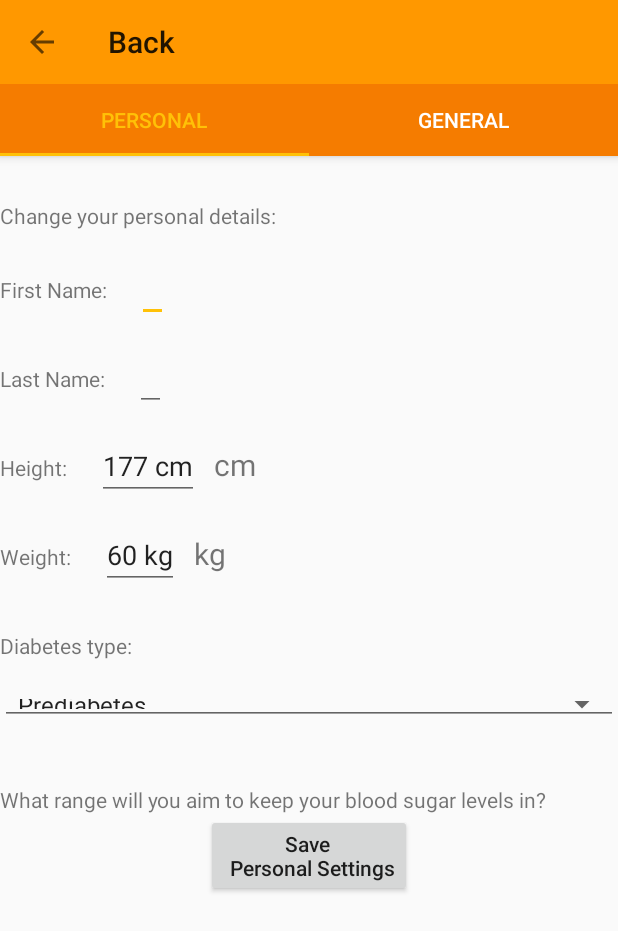
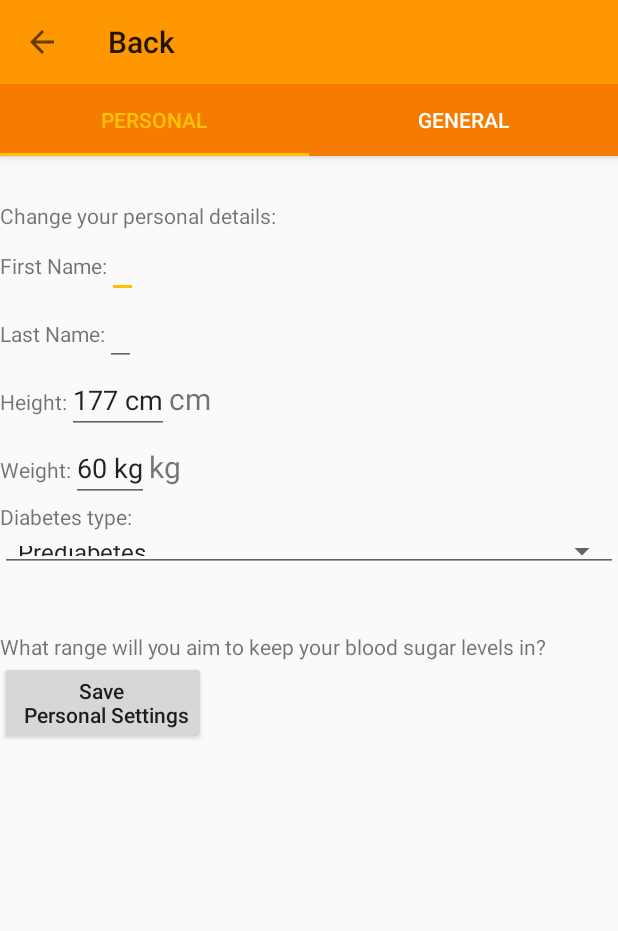
Before and after one commit to VolcanicSlippers/sugarcontrol, an Android app: the PersonalSettingsFragment screen opened directly, with no data from a screen before it, on a phone screen of 412 x 824 dp. Shown: the top 931 px of the screen. Run offline under Robolectric (Android 15) with nearby library versions, the light colour scheme and no system bars; our stand-ins replace Firebase (no records; nobody signed in at launch, a user with empty details on screens opened directly).

Commit message:
changed personal settings to have a linear layout throughout

```diff
--- a/app/src/main/AndroidManifest.xml
+++ b/app/src/main/AndroidManifest.xml
@@ -104,6 +104,7 @@
             />
         <activity android:name=".Settings.SettingsMainActivity"
             android:configChanges="orientation"
+            android:windowSoftInputMode="adjustPan"
             android:screenOrientation="portrait"
             />
         <activity android:name=".userAccount.Help"
--- a/app/src/main/java/com/karimtimer/sugarcontrol/Settings/PersonalSettingsFragment.java
+++ b/app/src/main/java/com/karimtimer/sugarcontrol/Settings/PersonalSettingsFragment.java
@@ -158,10 +158,6 @@ public class PersonalSettingsFragment extends Fragment {
                         // On selecting a spinner item
                         String item = parent.getItemAtPosition(position).toString();
                         setDiabetesType(item);
-
-                        // Showing selected spinner item
-                        Toast.makeText(parent.getContext(), "Selected: " + item, Toast.LENGTH_LONG).show();
-
                     }
 
                     @Override
@@ -236,7 +232,7 @@ public class PersonalSettingsFragment extends Fragment {
                                 Log.e(TAG, "saved the fields!");
                                 String uid = FirebaseAuth.getInstance().getCurrentUser().getUid();
 
-                                Toast.makeText(getActivity(), " " + getFirstName()+", "+ getLastName(), Toast.LENGTH_SHORT).show();
+                                Toast.makeText(getActivity(), "changes made.", Toast.LENGTH_SHORT).show();
                 }
         });
     }
--- a/app/src/main/res/layout/fragment_settings_personal.xml
+++ b/app/src/main/res/layout/fragment_settings_personal.xml
@@ -1,10 +1,18 @@
 <?xml version="1.0" encoding="utf-8"?>
-<RelativeLayout
+<android.support.design.widget.CoordinatorLayout
     xmlns:android="http://schemas.android.com/apk/res/android"
     xmlns:tools="http://schemas.android.com/tools"
-    android:layout_marginHorizontal="20dp"
     android:layout_width="match_parent"
     android:layout_height="match_parent">
+
+    <ScrollView
+        android:layout_width="match_parent"
+        android:layout_height="match_parent">
+
+        <LinearLayout
+            android:layout_width="fill_parent"
+            android:layout_height="fill_parent"
+            android:orientation="vertical">
 
             <TextView
                 android:layout_marginTop="30dp"
@@ -15,8 +23,12 @@
                 tools:layout_editor_absoluteX="16dp"
                 tools:layout_editor_absoluteY="50dp" />
 
+            <LinearLayout
+                android:layout_width="match_parent"
+                android:layout_height="wrap_content"
+                android:orientation="horizontal">
+
                 <TextView
-        android:layout_marginTop="30dp"
                     android:layout_below="@id/text_for_personal_settings"
                     android:id="@+id/text_first_name_change"
                     android:layout_width="wrap_content"
@@ -27,51 +39,45 @@
                     android:id="@+id/field_first_name_change"
                     android:layout_width="wrap_content"
                     android:layout_height="wrap_content"
-        android:layout_marginLeft="20dp"
                     android:text="first name"
-        android:layout_toRightOf="@id/text_first_name_change"
-        android:layout_alignBaseline="@id/text_first_name_change"
                     />
 
+            </LinearLayout>
+
+            <LinearLayout
+                android:layout_width="match_parent"
+                android:layout_height="wrap_content"
+                android:orientation="horizontal">
 
                 <TextView
                     android:id="@+id/text_last_name_change"
-        android:layout_below="@+id/text_first_name_change"
-        android:layout_marginTop="40dp"
                     android:layout_width="wrap_content"
                     android:layout_height="wrap_content"
-        android:text="@string/last_name"
-        tools:layout_editor_absoluteX="16dp"
-        tools:layout_editor_absoluteY="185dp" />
+                    android:text="@string/last_name"/>
 
                 <EditText
                     android:id="@+id/field_last_name_change"
                     android:layout_width="wrap_content"
                     android:layout_height="wrap_content"
                     android:text="last name"
-        android:layout_marginLeft="20dp"
-        android:layout_toRightOf="@id/text_last_name_change"
-        android:layout_alignBaseline="@id/text_last_name_change"
                     />
+            </LinearLayout>
 
+            <LinearLayout
+                android:layout_width="match_parent"
+                android:layout_height="wrap_content"
+                android:orientation="horizontal">
                 <TextView
                     android:id="@+id/text_height_change"
-        android:layout_below="@+id/text_last_name_change"
-        android:layout_marginTop="40dp"
                     android:layout_width="wrap_content"
                     android:layout_height="wrap_content"
-        android:text="@string/height"
-        tools:layout_editor_absoluteX="16dp"
-        tools:layout_editor_absoluteY="185dp" />
+                    android:text="@string/height"/>
 
                 <EditText
                     android:id="@+id/field_height_change"
                     android:layout_width="wrap_content"
                     android:layout_height="wrap_content"
                     android:text="177 cm"
-        android:layout_marginLeft="20dp"
-        android:layout_toRightOf="@id/text_height_change"
-        android:layout_alignBaseline="@id/text_height_change"
                     />
                 <TextView
                     android:layout_width="wrap_content"
@@ -79,30 +85,24 @@
                     android:id="@+id/height_units_change"
                     android:text="cm"
                     android:textSize="20dp"
-        android:layout_marginLeft="10dp"
-        android:layout_toRightOf="@id/field_height_change"
-        android:layout_alignBaseline="@+id/field_height_change"
                     />
+            </LinearLayout>
 
-
+            <LinearLayout
+                android:layout_width="match_parent"
+                android:layout_height="wrap_content"
+                android:orientation="horizontal">
                 <TextView
                     android:id="@+id/text_weight_change"
-        android:layout_below="@+id/text_height_change"
-        android:layout_marginTop="40dp"
                     android:layout_width="wrap_content"
                     android:layout_height="wrap_content"
-        android:text="@string/weight"
-        tools:layout_editor_absoluteX="16dp"
-        tools:layout_editor_absoluteY="263dp" />
+                    android:text="@string/weight" />
 
                 <EditText
                     android:id="@+id/field_weight_change"
                     android:layout_width="wrap_content"
                     android:layout_height="wrap_content"
                     android:text="60 kg"
-        android:layout_marginLeft="20dp"
-        android:layout_toRightOf="@id/text_weight_change"
-        android:layout_alignBaseline="@id/text_weight_change"
                     />
 
                 <TextView
@@ -111,31 +111,32 @@
                     android:id="@+id/weight_units_change"
                     android:text="kg"
                     android:textSize="20dp"
-        android:layout_marginLeft="10dp"
-        android:layout_toRightOf="@id/field_weight_change"
-        android:layout_alignBaseline="@+id/field_weight_change"
                     />
+            </LinearLayout>
 
+            <LinearLayout
+                android:layout_width="match_parent"
+                android:layout_height="wrap_content"
+                android:orientation="vertical">
 
                 <TextView
                     android:id="@+id/text_change_type"
-        android:layout_below="@+id/text_weight_change"
-        android:layout_marginTop="40dp"
                     android:layout_width="wrap_content"
                     android:layout_height="wrap_content"
-        android:text="@string/diabetes_type_settings"
-        tools:layout_editor_absoluteX="16dp"
-        tools:layout_editor_absoluteY="263dp" />
+                    android:text="@string/diabetes_type_settings"/>
 
                 <Spinner
-        android:layout_marginTop="16dp"
                     android:id="@+id/spinner_change_diabetes_type"
-        android:layout_below="@id/text_change_type"
                     style="@style/Widget.AppCompat.Spinner.Underlined"
                     android:layout_width="match_parent"
                     android:hint="@string/diabetes_type"
                     android:layout_height="wrap_content"/>
+            </LinearLayout>
 
+            <LinearLayout
+                android:layout_width="match_parent"
+                android:layout_height="wrap_content"
+                android:orientation="vertical">
                 <TextView
                     android:id="@+id/text_bgl_range"
                     android:layout_below="@+id/spinner_change_diabetes_type"
@@ -145,6 +146,7 @@
                     android:text="@string/bgl_range"
                     tools:layout_editor_absoluteX="16dp"
                     tools:layout_editor_absoluteY="263dp" />
+            </LinearLayout>
 
             <Button
                 android:id="@+id/btn_save_personal_settings"
@@ -155,4 +157,6 @@
                 android:textAllCaps="false"
                 android:text="@string/save_personal_settings"
                 />
-</RelativeLayout>
+        </LinearLayout>
+    </ScrollView>
+</android.support.design.widget.CoordinatorLayout>
```
Also changed, not shown: 1 other file. Lines whose indentation alone changed are shown as unchanged.
